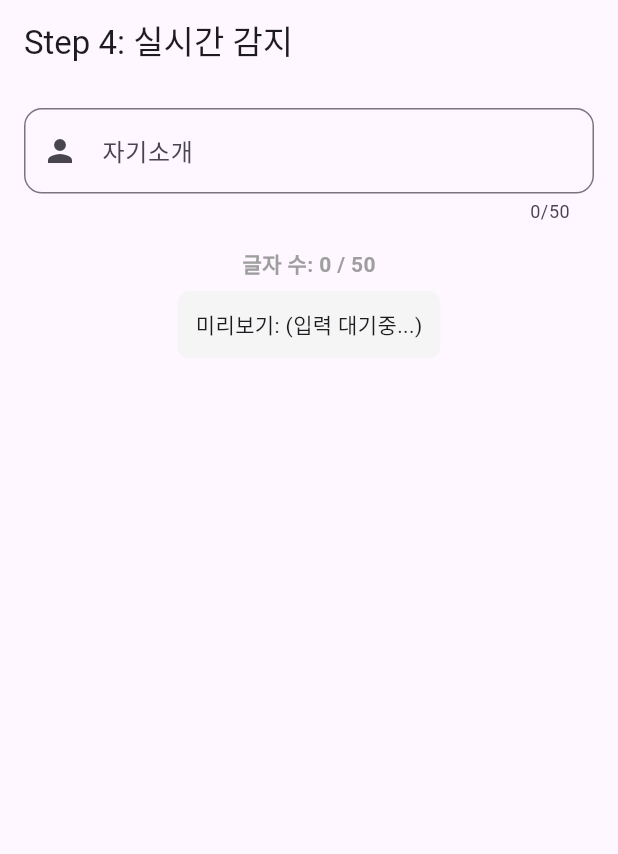
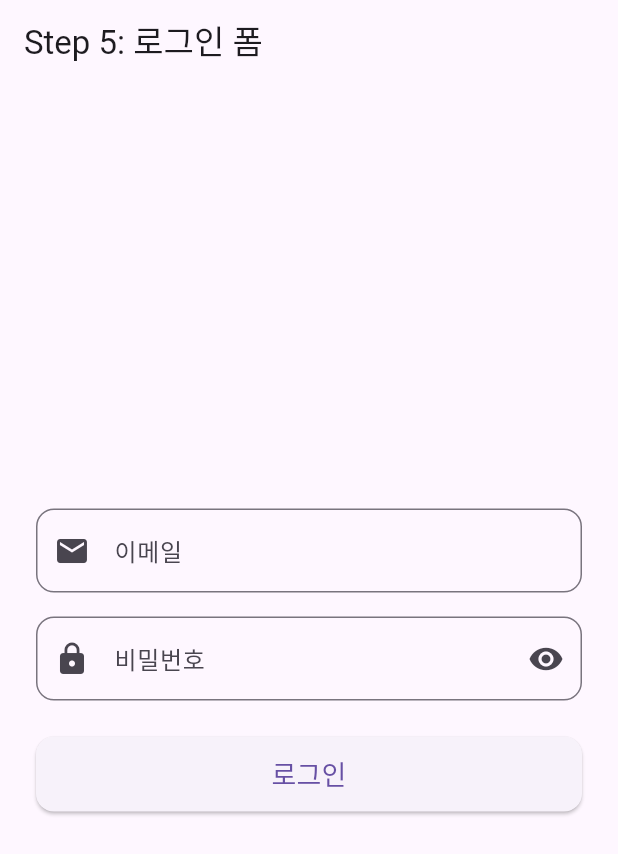
Before and after one commit to youngjin9145/flutterExample, a Flutter app: the screen it shows after launch, on a phone screen of 412 x 824 dp. Shown: the top 854 px of the screen. Run offline on Flutter 3.47's test engine with Material 3 defaults, Android fonts, the phone set to English and light mode, and no system bars; accounts and stored records are empty.

Commit message:
feat: create complete login form example
- Add email and password TextEditingControllers
- Implement form validation logic
- Add password visibility toggle
- Style form with rounded borders and icons
- Add error message display
- Create login and reset buttons

```diff
--- a/TextfieldMasterclass/lib/main.dart
+++ b/TextfieldMasterclass/lib/main.dart
@@ -19,73 +19,111 @@ class Step4Controller extends StatefulWidget {
 }
 
 class _Step4ControllerState extends State<Step4Controller> {
-  final TextEditingController _controller = TextEditingController();
-  int _charCount = 0;
-
-  @override
-  void initState() {
-    super.initState();
-    _controller.addListener(_onTextChange); // _controller 의 값이 바뀔 때 마다 실행.
-  }
-
-  void _onTextChange() {
-    setState(() {
-      _charCount = _controller.text.length;
-    });
-  }
+  final TextEditingController _emailController = TextEditingController();
+  final TextEditingController _passwordController = TextEditingController();
+  bool _obscurePassword = true;
+  String? _emailError;
+  String? _passwordError;
 
   @override
   void dispose() {
-    _controller.removeListener(_onTextChange);
-    _controller.dispose();
+    _emailController.dispose();
+    _passwordController.dispose();
     super.dispose();
+  }
+
+  void _validateAndSubmit() {
+    setState(() {
+      // 이메일 검증
+      final email = _emailController.text;
+      if (email.isEmpty) {
+        _emailError = '이메일을 입력하세요';
+      } else if (!email.contains('@')) {
+        _emailError = '올바른 이메일 형식이 아닙니다';
+      } else {
+        _emailError = null;
+      }
+
+      // 비밀번호 검증
+      final password = _passwordController.text;
+      if (password.isEmpty) {
+        _passwordError = '비밀번호를 입력하세요';
+      } else if (password.length < 6) {
+        _passwordError = '비밀번호는 6자 이상이어야 합니다';
+      } else {
+        _passwordError = null;
+      }
+    });
+
+    if (_emailError == null && _passwordError == null) {
+      ScaffoldMessenger.of(
+        context,
+      ).showSnackBar(SnackBar(content: Text('로그인 성공! 환영합니다 🎉')));
+    }
   }
 
   @override
   Widget build(BuildContext context) {
     return Scaffold(
-      appBar: AppBar(title: Text('Step 4: 실시간 감지')),
+      appBar: AppBar(title: Text('Step 5: 로그인 폼')),
       body: Padding(
-        padding: EdgeInsets.all(16),
+        padding: EdgeInsets.all(24),
         child: Column(
+          mainAxisAlignment: MainAxisAlignment.center,
           children: [
             TextField(
-              controller: _controller,
-              maxLength: 50,
+              controller: _emailController,
+              keyboardType: TextInputType.emailAddress,
               decoration: InputDecoration(
-                labelText: '자기소개',
-                hintText: '50자 이내로 입력해주세요',
-                prefixIcon: Icon(Icons.person),
+                labelText: '이메일',
+                hintText: 'example@email.com',
+                prefixIcon: Icon(Icons.email),
+                errorText: _emailError,
                 border: OutlineInputBorder(
                   borderRadius: BorderRadius.circular(12),
                 ),
-                focusedBorder: OutlineInputBorder(
-                  borderRadius: BorderRadius.circular(12),
-                  borderSide: BorderSide(color: Colors.blue, width: 2),
-                )
               ),
             ),
+
             SizedBox(height: 16),
-
-            Text(
-              '글자 수: $_charCount / 50',
-              style: TextStyle(
-                color: _charCount > 40 ? Colors.red : Colors.grey,
-                fontWeight: FontWeight.bold,
+            TextField(
+              controller: _passwordController,
+              obscureText: _obscurePassword,
+              decoration: InputDecoration(
+                labelText: '비밀번호',
+                prefixIcon: Icon(Icons.lock),
+                errorText: _passwordError,
+                border: OutlineInputBorder(
+                  borderRadius: BorderRadius.circular(12),
+                ),
+                suffixIcon: IconButton(
+                  onPressed: () {
+                    setState(() {
+                      _obscurePassword = !_obscurePassword;
+                    });
+                  },
+                  icon: Icon(
+                    _obscurePassword ? Icons.visibility : Icons.visibility_off,
+                  ),
+                ),
               ),
             ),
-            SizedBox(height: 8),
+            SizedBox(height: 24),
 
-            Container(
-              padding: EdgeInsets.all(12),
-              decoration: BoxDecoration(
-                color: Colors.grey[100],
-                borderRadius: BorderRadius.circular(8),
+            // 로그인 버튼
+            SizedBox(
+              width: double.infinity,
+              height: 50,
+              child: ElevatedButton(
+                onPressed: _validateAndSubmit,
+                style: ElevatedButton.styleFrom(
+                  shape: RoundedRectangleBorder(
+                    borderRadius: BorderRadius.circular(12),
+                  )
+                ),
+                child: Text('로그인', style: TextStyle(fontSize: 18)),
               ),
-              child: Text(
-                '미리보기: ${_controller.text.isEmpty ? '(입력 대기중...)' : _controller.text}'
-              ),
-            )
+            ),
           ],
         ),
       ),
```
